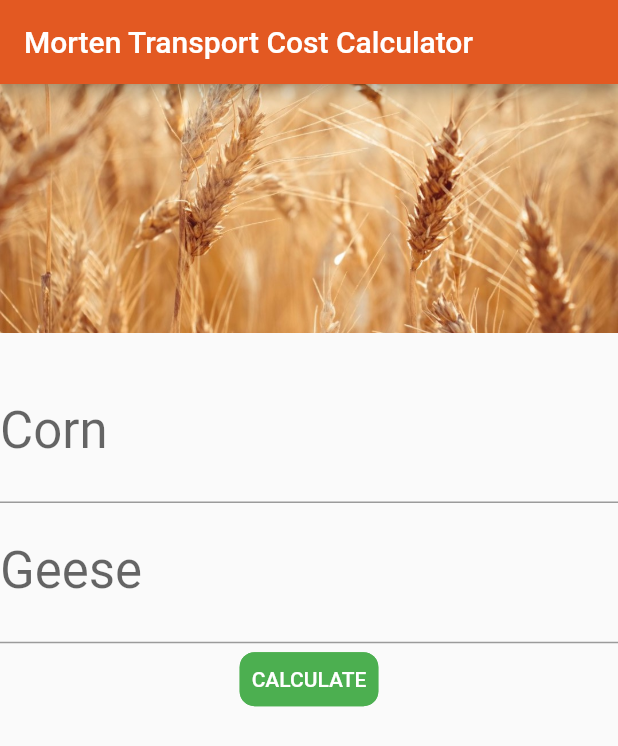
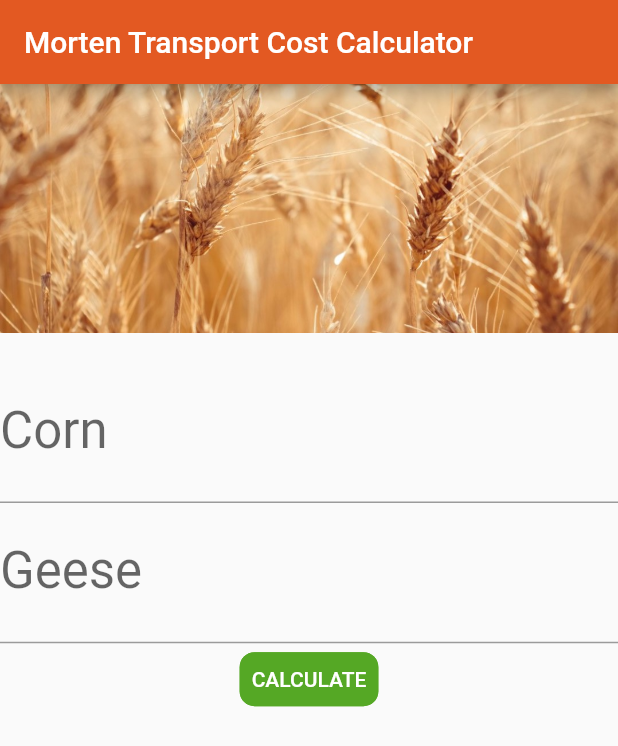
Before and after one commit to AdamProbert/MadeTech-FarmerCornBoatCalculator, a Flutter app: the screen it shows after launch, on a phone screen of 412 x 824 dp. Shown: the top 746 px of the screen. Run offline on Flutter 3.47's test engine with Material 2 defaults, Android fonts, the phone set to English and light mode, and no system bars.

Commit message:
Further colour changes

```diff
--- a/lib/main.dart
+++ b/lib/main.dart
@@ -31,7 +31,7 @@ class FarmerColors {
   static const orange = 0xffe35922;
   static const brown = 0xff755E54;
   static const red = 0xffDB464B;
-  static const dark_green = 0xffDB464B;
+  static const dark_green = 0xff55A825;
 }
 
 class MyApp extends StatelessWidget {
@@ -201,8 +201,8 @@ class _MyHomePageState extends State<MyHomePage> {
             FlatButton(
               shape: RoundedRectangleBorder(
                   borderRadius: BorderRadius.circular(10.0),
-                  side: BorderSide(color: Colors.green)),
-              color: Colors.green,
+                  side: BorderSide(color: Color(FarmerColors.dark_green))),
+              color: Color(FarmerColors.dark_green),
               textColor: Colors.white,
               padding: EdgeInsets.all(8.0),
               onPressed: _calculateTransportCost,
```
